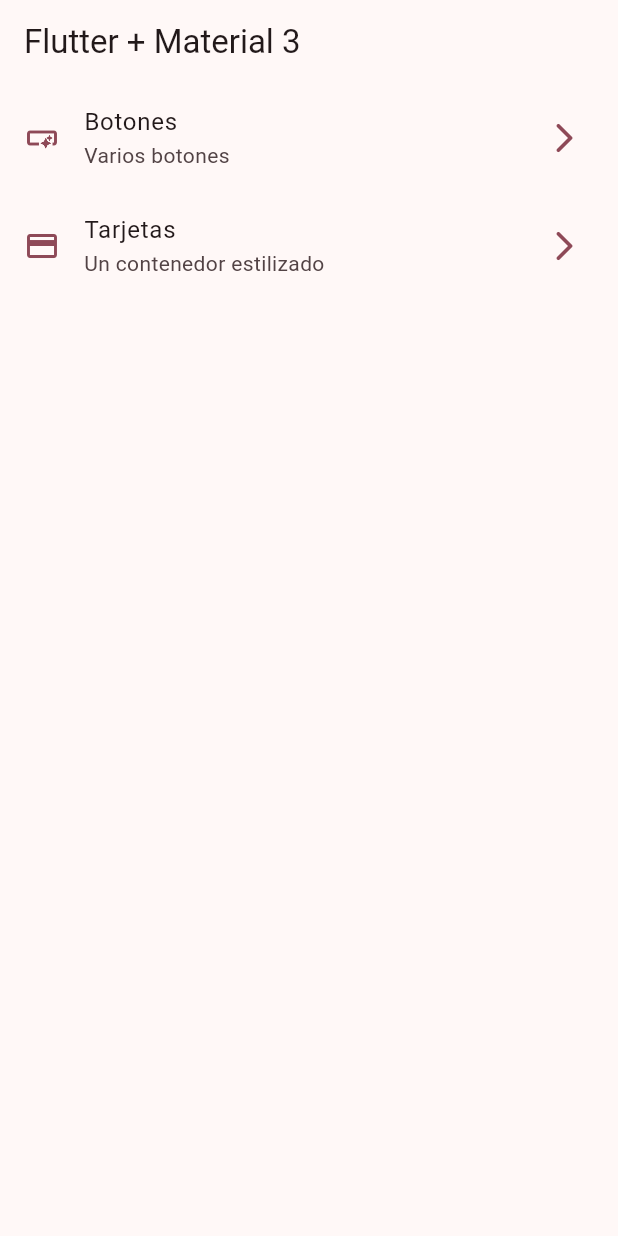
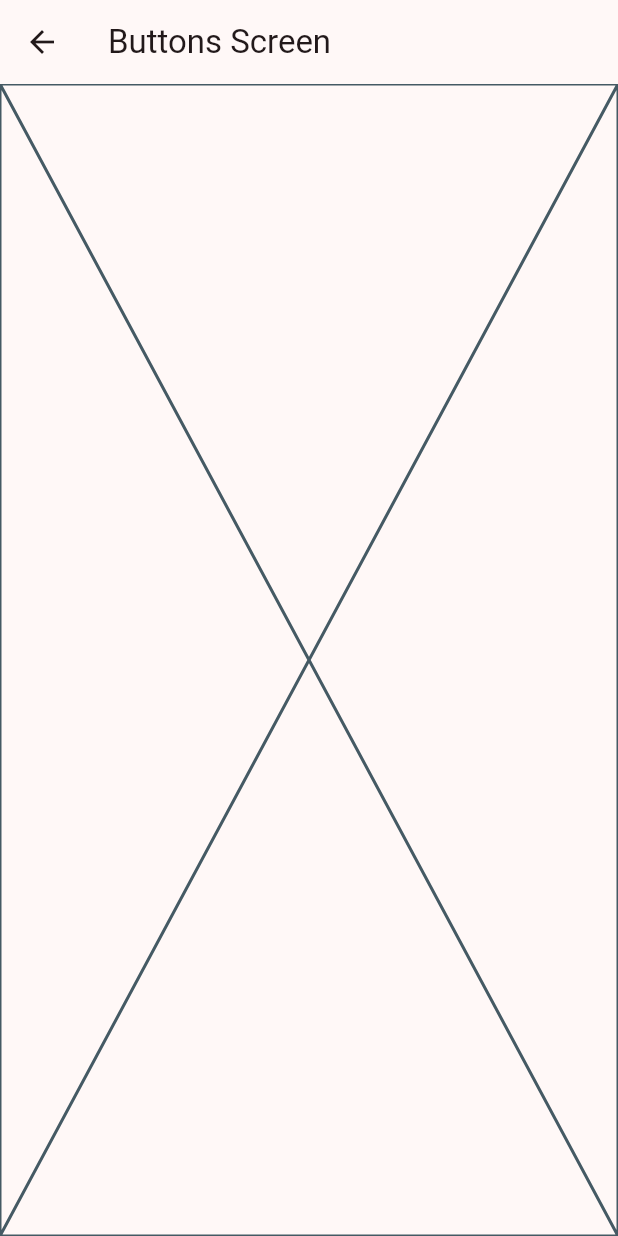
Before and after one commit to x4leqxinn/widgets-app, a Flutter app: the screen it shows after launch, after a tap on "Botones", on a phone screen of 412 x 824 dp. Run offline on Flutter 3.47's test engine with Material 3 defaults, Android fonts, the phone set to English and light mode, and no system bars; our stand-ins replace go_router.

Commit message:
add(routes): Go router added

```diff
--- a/lib/config/menu/menu_items.dart
+++ b/lib/config/menu/menu_items.dart
@@ -24,7 +24,7 @@ const appMenuItems = <MenuItem>[
   MenuItem(
     title: 'Tarjetas',
     subTitle: 'Un contenedor estilizado',
-    link: '/card',
+    link: '/cards',
     icon: Icons.credit_card,
   ),
 ];
--- /dev/null
+++ b/lib/config/router/app_router.dart
@@ -0,0 +1,15 @@
+import 'package:go_router/go_router.dart';
+import 'package:widgets_app/presentation/screens/screens.dart';
+
+// GoRouter configuration
+final appRouter = GoRouter(
+  initialLocation: '/',
+  routes: [
+    GoRoute(path: '/', builder: (context, state) => const HomeScreen()),
+    GoRoute(
+      path: '/buttons',
+      builder: (context, state) => const ButtonsScreen(),
+    ),
+    GoRoute(path: '/cards', builder: (context, state) => const CardsScreen()),
+  ],
+);
--- a/lib/config/theme/app_theme.dart
+++ b/lib/config/theme/app_theme.dart
@@ -12,6 +12,9 @@ class AppTheme {
         'Selected color must be less or equal than ${colorList.length - 1}',
       );
 
-  ThemeData getTheme() =>
-      ThemeData(useMaterial3: true, colorSchemeSeed: colorList[selectedColor]);
+  ThemeData getTheme() => ThemeData(
+    useMaterial3: true,
+    colorSchemeSeed: colorList[selectedColor],
+    appBarTheme: AppBarTheme(centerTitle: false),
+  );
 }
--- a/lib/main.dart
+++ b/lib/main.dart
@@ -1,6 +1,6 @@
 import 'package:flutter/material.dart';
+import 'package:widgets_app/config/router/app_router.dart';
 import 'package:widgets_app/config/theme/app_theme.dart';
-import 'package:widgets_app/presentation/screens/home/home_screen.dart';
 
 void main() => runApp(const MyApp());
 
@@ -9,11 +9,11 @@ class MyApp extends StatelessWidget {
 
   @override
   Widget build(BuildContext context) {
-    return MaterialApp(
+    return MaterialApp.router(
+      routerConfig: appRouter,
       debugShowCheckedModeBanner: false,
       theme: AppTheme(selectedColor: 2).getTheme(),
-      title: 'Home screen',
-      home: const HomeScreen(),
+      title: 'Inicio',
     );
   }
 }
--- /dev/null
+++ b/lib/presentation/screens/buttons/buttons_screen.dart
@@ -0,0 +1,13 @@
+import 'package:flutter/material.dart';
+
+class ButtonsScreen extends StatelessWidget {
+  const ButtonsScreen({super.key});
+
+  @override
+  Widget build(BuildContext context) {
+    return Scaffold(
+      appBar: AppBar(title: const Text('Buttons Screen')),
+      body: const Placeholder(),
+    );
+  }
+}
--- /dev/null
+++ b/lib/presentation/screens/cards/cards_screen.dart
@@ -0,0 +1,13 @@
+import 'package:flutter/material.dart';
+
+class CardsScreen extends StatelessWidget {
+  const CardsScreen({super.key});
+
+  @override
+  Widget build(BuildContext context) {
+    return Scaffold(
+      appBar: AppBar(title: const Text('Cards screen')),
+      body: const Placeholder(),
+    );
+  }
+}
--- a/lib/presentation/screens/home/home_screen.dart
+++ b/lib/presentation/screens/home/home_screen.dart
@@ -1,5 +1,7 @@
 import 'package:flutter/material.dart';
+import 'package:go_router/go_router.dart';
 import 'package:widgets_app/config/menu/menu_items.dart';
+import 'package:widgets_app/presentation/screens/buttons/buttons_screen.dart';
 
 class HomeScreen extends StatelessWidget {
   const HomeScreen({super.key});
@@ -48,7 +50,7 @@ class _CustomListTIle extends StatelessWidget {
       title: Text(menuItem.title),
       subtitle: Text(menuItem.subTitle),
       onTap: () {
-        // TODO: Navegar a otra pantalla
+        context.push(menuItem.link);
       },
     );
   }
--- /dev/null
+++ b/lib/presentation/screens/screens.dart
@@ -0,0 +1,3 @@
+export 'package:widgets_app/presentation/screens/cards/cards_screen.dart';
+export 'package:widgets_app/presentation/screens/home/home_screen.dart';
+export 'package:widgets_app/presentation/screens/buttons/buttons_screen.dart';
```
Also changed, not shown: pubspec.yaml (+4 -11 lines), pubspec.lock.
